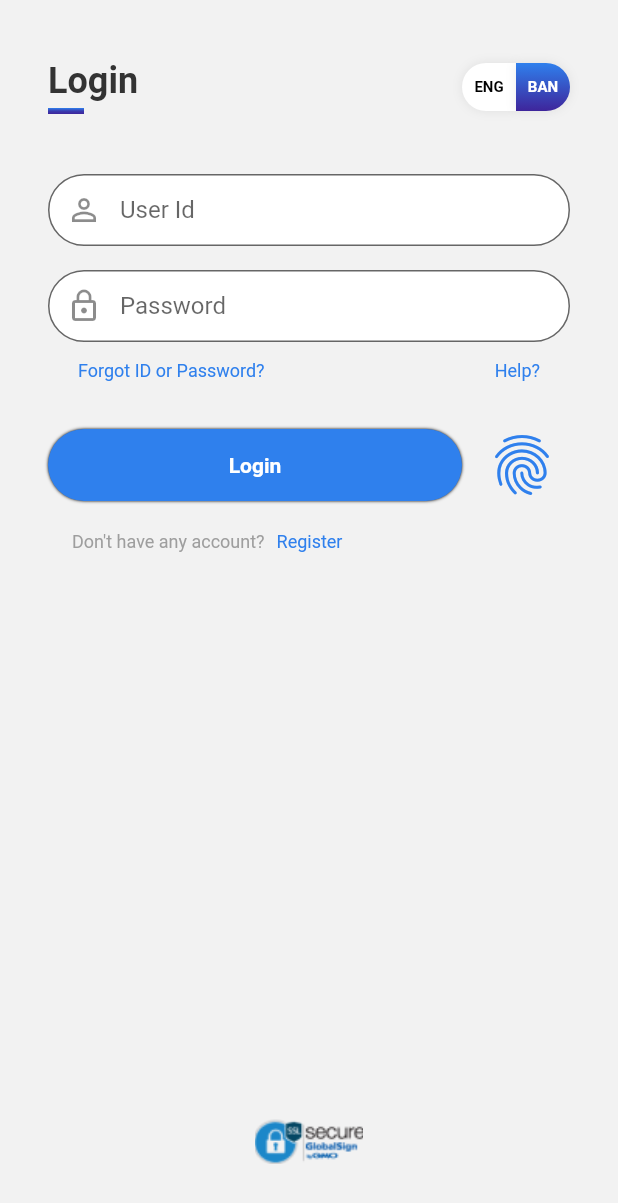
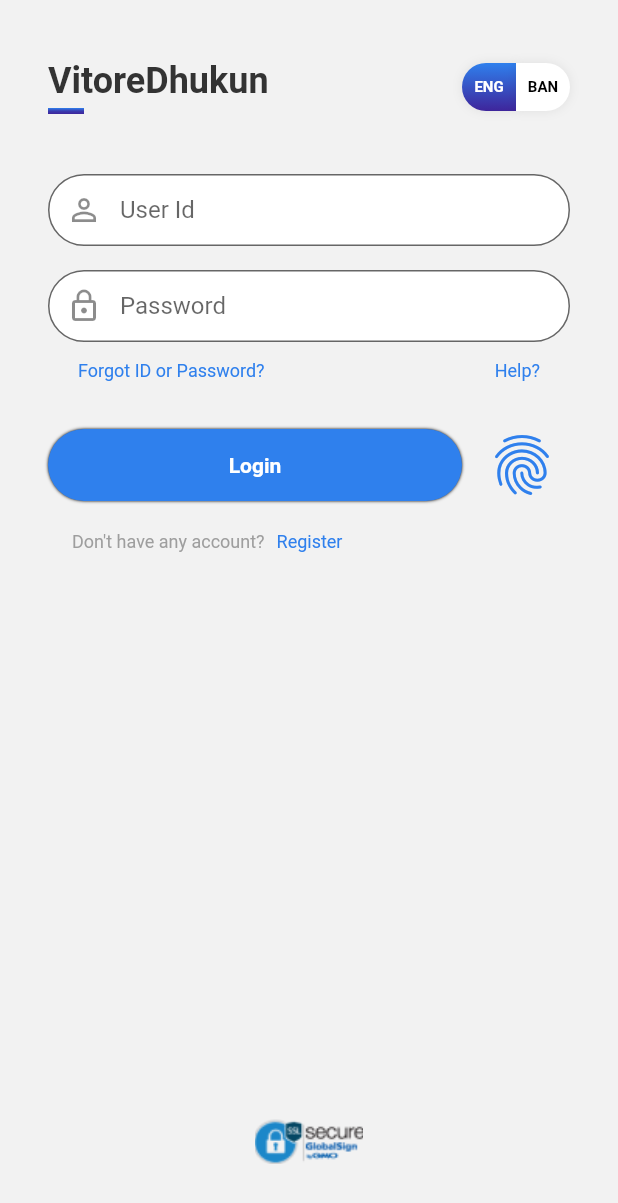
Before and after one commit to yousufCse/flutter_ui, a Flutter app: the screen it shows after launch, after a tap on "ENG", on a phone screen of 412 x 824 dp. Shown: the top 1203 px of the screen. Run offline on Flutter 3.47's test engine with Material 2 defaults, Android fonts, the phone set to English and light mode, and no system bars.

```diff
--- a/lib/src/app.dart
+++ b/lib/src/app.dart
@@ -1,21 +1,40 @@
 import 'package:flutter/material.dart';
-import 'package:flutter_ui/src/locale/app_translation_delegate.dart';
+import 'package:flutter_localizations/flutter_localizations.dart';
+import './locale/app_translation_delegate.dart';
 import 'screens/login_screen.dart';
+import './locale/application.dart';
 
+class App extends StatefulWidget {
+  @override
+  _AppState createState() => _AppState();
+}
 
-class App extends StatelessWidget {
+class _AppState extends State<App> {
+  AppTranslationsDelegate _newLocaleDelegate;
+
+  @override
+  void initState() {
+    super.initState();
+    _newLocaleDelegate = AppTranslationsDelegate(newLocale: null);
+    application.onLocaleChanged = onLocaleChange;
+  }
+
+  void onLocaleChange(Locale locale) {
+    setState(() {
+      _newLocaleDelegate = AppTranslationsDelegate(newLocale: locale);
+    });
+  }
+
   Widget build(context) {
     return MaterialApp(
       debugShowCheckedModeBanner: false,
       localizationsDelegates: [
+        _newLocaleDelegate,
         const AppTranslationsDelegate(),
-
-
+        GlobalMaterialLocalizations.delegate,
+        GlobalWidgetsLocalizations.delegate
       ],
-      supportedLocales: [
-        const Locale('en', ''),
-        const Locale('bn', '')
-      ],
+      supportedLocales: application.supportedLocales(),
       title: "Login",
       home: LoginScreen(),
     );
--- a/lib/src/locale/app_translation_delegate.dart
+++ b/lib/src/locale/app_translation_delegate.dart
@@ -2,6 +2,7 @@ import 'dart:async';
 
 import 'package:flutter/material.dart';
 import './app_translations.dart';
+import './application.dart';
 
 class AppTranslationsDelegate extends LocalizationsDelegate<AppTranslations> {
   final Locale newLocale;
@@ -10,7 +11,7 @@ class AppTranslationsDelegate extends LocalizationsDelegate<AppTranslations> {
 
   @override
   bool isSupported(Locale locale) {
-    return ["en", "bn"].contains(locale.languageCode);
+    return application.supportedLanguagesCodes.contains(locale.languageCode);
   }
 
   @override
--- a/lib/src/screens/login_screen.dart
+++ b/lib/src/screens/login_screen.dart
@@ -2,6 +2,7 @@ import 'package:flutter/material.dart';
 import 'package:flutter/services.dart';
 import '../widgets/text_field.dart';
 import '../widgets/switch.dart';
+import '../locale/app_translations.dart';
 
 class LoginScreen extends StatefulWidget {
   @override
@@ -50,7 +51,7 @@ class _LoginScreenState extends State<LoginScreen> {
       crossAxisAlignment: CrossAxisAlignment.start,
       children: <Widget>[
         Text(
-          'Login',
+          AppTranslations.of(context).text("label_login"),
           style: TextStyle(
               fontSize: 24,
               color: Color(0xFF333333),
--- a/lib/src/widgets/switch.dart
+++ b/lib/src/widgets/switch.dart
@@ -1,4 +1,5 @@
 import 'package:flutter/material.dart';
+import '../locale/application.dart';
 
 class SwitchX extends StatefulWidget {
   final String titleLeft;
@@ -14,11 +15,26 @@ class SwitchX extends StatefulWidget {
 class _SwitchXState extends State<SwitchX> {
   bool isSwitched = true;
 
+  static final List<String> languagesList = application.supportedLanguages;
+  static final List<String> languageCodesList =
+      application.supportedLanguagesCodes;
+
+  final Map<dynamic, dynamic> languagesMap = {
+    languagesList[0]: languageCodesList[0],
+    languagesList[1]: languageCodesList[1],
+  };
+
   _onChanged() {
     setState(() {
       isSwitched = !isSwitched;
     });
     widget.onChanged(isSwitched);
+
+    if (isSwitched) {
+      application.onLocaleChanged(Locale(languagesMap[languagesList[0]]));
+    } else {
+      application.onLocaleChanged(Locale(languagesMap[languagesList[1]]));
+    }
   }
 
   @override
--- a/pubspec.yaml
+++ b/pubspec.yaml
@@ -21,6 +21,9 @@ environment:
 
 dependencies:
   flutter:
+    sdk: flutter
+
+  flutter_localizations:
     sdk: flutter
 
   # The following adds the Cupertino Icons font to your application.
```
Also changed, not shown: lib/src/locale/application.dart (added, +33 -0 lines), pubspec.lock.
